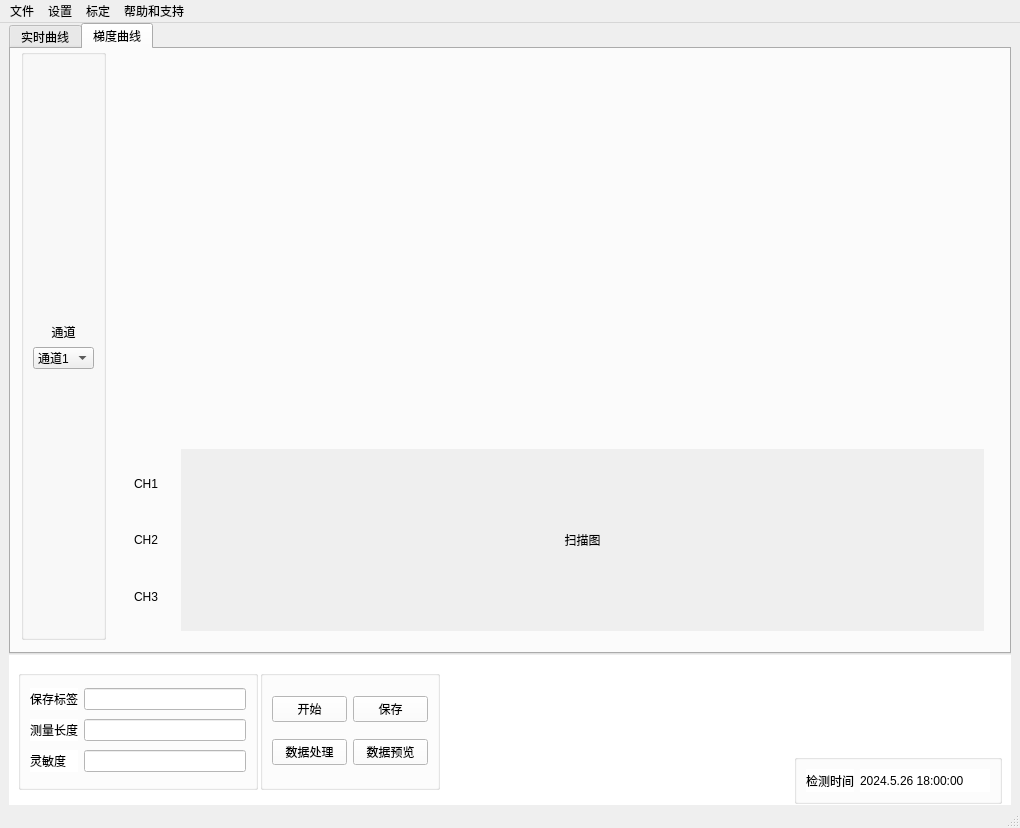
This is mainwindow.ui in RoboticsKingWay/EMDetect as Qt 5 draws it before an edit. The edited form follows.
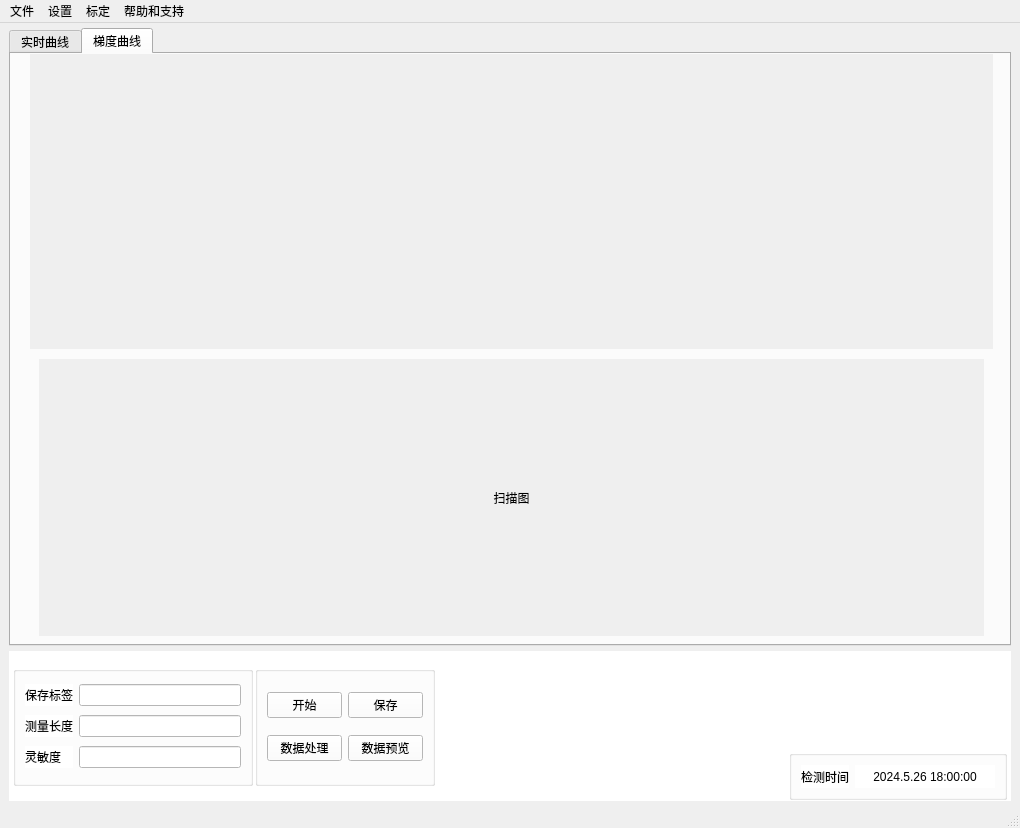
This is the edited form. The open tabs and pages were chosen to show the change.

The edit to the form file:
```diff
--- a/mainwindow.ui
+++ b/mainwindow.ui
@@ -12,7 +12,7 @@
   </property>
   <property name="minimumSize">
    <size>
-    <width>800</width>
+    <width>850</width>
     <height>700</height>
    </size>
   </property>
@@ -29,19 +29,19 @@
   <widget class="QWidget" name="centralwidget">
    <property name="minimumSize">
     <size>
-     <width>800</width>
+     <width>850</width>
      <height>670</height>
     </size>
    </property>
    <layout class="QVBoxLayout" name="verticalLayout" stretch="0,0">
     <property name="spacing">
-     <number>1</number>
+     <number>5</number>
     </property>
     <property name="topMargin">
-     <number>0</number>
+     <number>5</number>
     </property>
     <property name="bottomMargin">
-     <number>1</number>
+     <number>5</number>
     </property>
     <item>
      <widget class="QTabWidget" name="tabWidget">
@@ -58,7 +58,7 @@
        </size>
       </property>
       <property name="currentIndex">
-       <number>1</number>
+       <number>0</number>
       </property>
       <property name="iconSize">
        <size>
@@ -213,97 +213,6 @@
          <property name="bottomMargin">
           <number>0</number>
          </property>
-         <item>
-          <widget class="QGroupBox" name="groupBox_4">
-           <property name="sizePolicy">
-            <sizepolicy hsizetype="Fixed" vsizetype="Preferred">
-             <horstretch>0</horstretch>
-             <verstretch>0</verstretch>
-            </sizepolicy>
-           </property>
-           <property name="minimumSize">
-            <size>
-             <width>70</width>
-             <height>0</height>
-            </size>
-           </property>
-           <property name="title">
-            <string/>
-           </property>
-           <layout class="QVBoxLayout" name="verticalLayout_3">
-            <item>
-             <spacer name="verticalSpacer_2">
-              <property name="orientation">
-               <enum>Qt::Vertical</enum>
-              </property>
-              <property name="sizeHint" stdset="0">
-               <size>
-                <width>20</width>
-                <height>196</height>
-               </size>
-              </property>
-             </spacer>
-            </item>
-            <item>
-             <widget class="QLabel" name="label_chinnel">
-              <property name="text">
-               <string>通道</string>
-              </property>
-              <property name="alignment">
-               <set>Qt::AlignCenter</set>
-              </property>
-             </widget>
-            </item>
-            <item>
-             <widget class="QComboBox" name="comboBox">
-              <item>
-               <property name="text">
-                <string>通道1</string>
-               </property>
-              </item>
-              <item>
-               <property name="text">
-                <string>通道2</string>
-               </property>
-              </item>
-              <item>
-               <property name="text">
-                <string>通道3</string>
-               </property>
-              </item>
-              <item>
-               <property name="text">
-                <string>通道4</string>
-               </property>
-              </item>
-              <item>
-               <property name="text">
-                <string>通道5</string>
-               </property>
-              </item>
-              <item>
-               <property name="text">
-                <string>通道6</string>
-               </property>
-              </item>
-             </widget>
-            </item>
-            <item>
-             <spacer name="verticalSpacer_3">
-              <property name="orientation">
-               <enum>Qt::Vertical</enum>
-              </property>
-              <property name="sizeHint" stdset="0">
-               <size>
-                <width>20</width>
-                <height>196</height>
-               </size>
-              </property>
-             </spacer>
-            </item>
-           </layout>
-          </widget>
-         </item>
          <item>
           <widget class="QWidget" name="widget_tab_2_view" native="true">
            <property name="sizePolicy">
@@ -330,11 +239,11 @@
                 <verstretch>0</verstretch>
                </sizepolicy>
               </property>
+              <property name="autoFillBackground">
+               <bool>true</bool>
+              </property>
              </widget>
             </item>
-            <item>
-             <widget class="QWidget" name="widget_real_chinnel_view" native="true"/>
-            </item>
             <item>
              <widget class="QWidget" name="widget_image_view" native="true">
               <property name="minimumSize">
@@ -344,39 +253,6 @@
                </size>
               </property>
               <layout class="QHBoxLayout" name="horizontalLayout_4">
-               <item>
-                <widget class="QWidget" name="widget" native="true">
-                 <property name="maximumSize">
-                  <size>
-                   <width>50</width>
-                   <height>16777215</height>
-                  </size>
-                 </property>
-                 <layout class="QVBoxLayout" name="verticalLayout_5">
-                  <item>
-                   <widget class="QLabel" name="label_6">
-                    <property name="text">
-                     <string>CH1</string>
-                    </property>
-                   </widget>
-                  </item>
-                  <item>
-                   <widget class="QLabel" name="label_7">
-                    <property name="text">
-                     <string>CH2</string>
-                    </property>
-                   </widget>
-                  </item>
-                  <item>
-                   <widget class="QLabel" name="label_8">
-                    <property name="text">
-                     <string>CH3</string>
-                    </property>
-                   </widget>
-                  </item>
-                 </layout>
-                </widget>
-               </item>
                <item>
                 <widget class="QLabel" name="label_image">
                  <property name="autoFillBackground">
@@ -423,9 +299,15 @@
 }</string>
       </property>
       <layout class="QGridLayout" name="gridLayout_3">
+       <property name="leftMargin">
+        <number>4</number>
+       </property>
        <property name="topMargin">
         <number>1</number>
        </property>
+       <property name="rightMargin">
+        <number>4</number>
+       </property>
        <property name="bottomMargin">
         <number>1</number>
        </property>
@@ -439,7 +321,7 @@
          </property>
          <property name="sizeHint" stdset="0">
           <size>
-           <width>334</width>
+           <width>320</width>
            <height>68</height>
           </size>
          </property>
@@ -498,7 +380,7 @@
         <widget class="QGroupBox" name="groupBox_3">
          <property name="minimumSize">
           <size>
-           <width>150</width>
+           <width>160</width>
            <height>50</height>
           </size>
          </property>
@@ -526,13 +408,16 @@
            <widget class="QLabel" name="label_5">
             <property name="minimumSize">
              <size>
-              <width>130</width>
+              <width>140</width>
               <height>0</height>
              </size>
             </property>
             <property name="text">
              <string>2024.5.26 18:00:00</string>
             </property>
+            <property name="alignment">
+             <set>Qt::AlignCenter</set>
+            </property>
            </widget>
           </item>
          </layout>
@@ -564,7 +449,11 @@
            </widget>
           </item>
           <item row="0" column="1">
-           <widget class="QLineEdit" name="lineEdit"/>
+           <widget class="QLineEdit" name="lineEdit">
+            <property name="text">
+             <string/>
+            </property>
+           </widget>
           </item>
           <item row="1" column="0">
            <widget class="QLabel" name="label_2">
```
